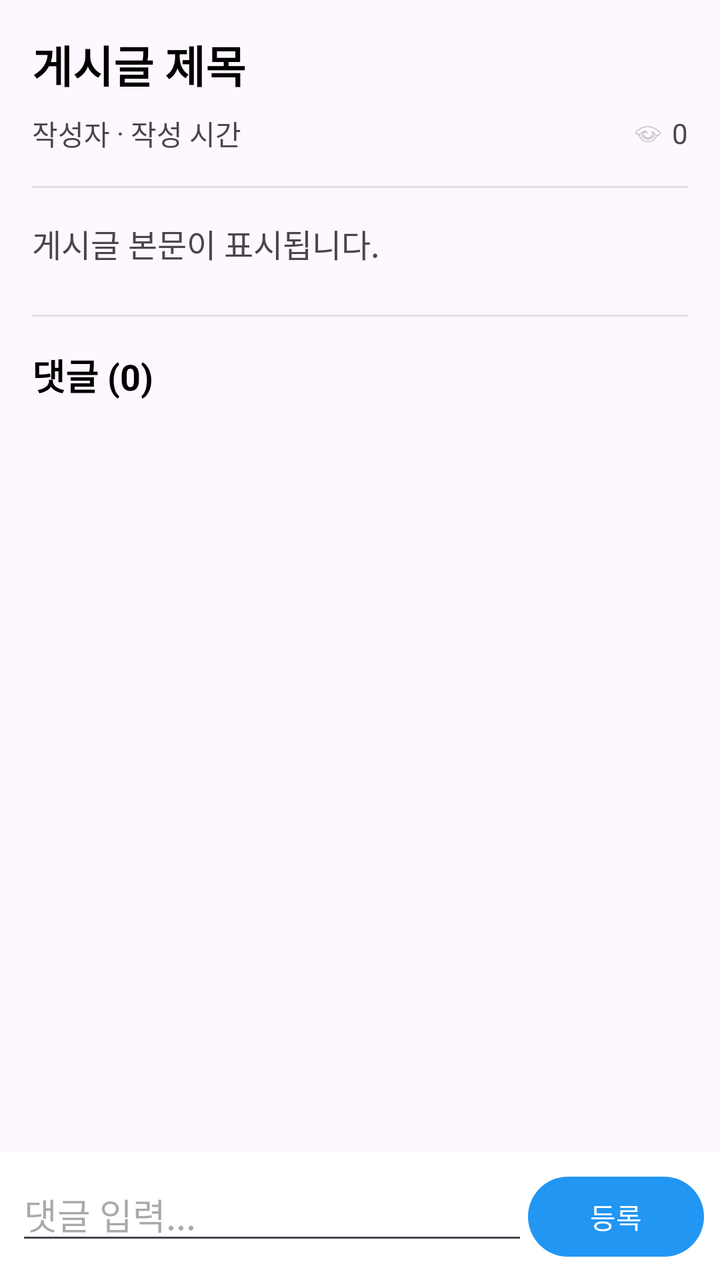
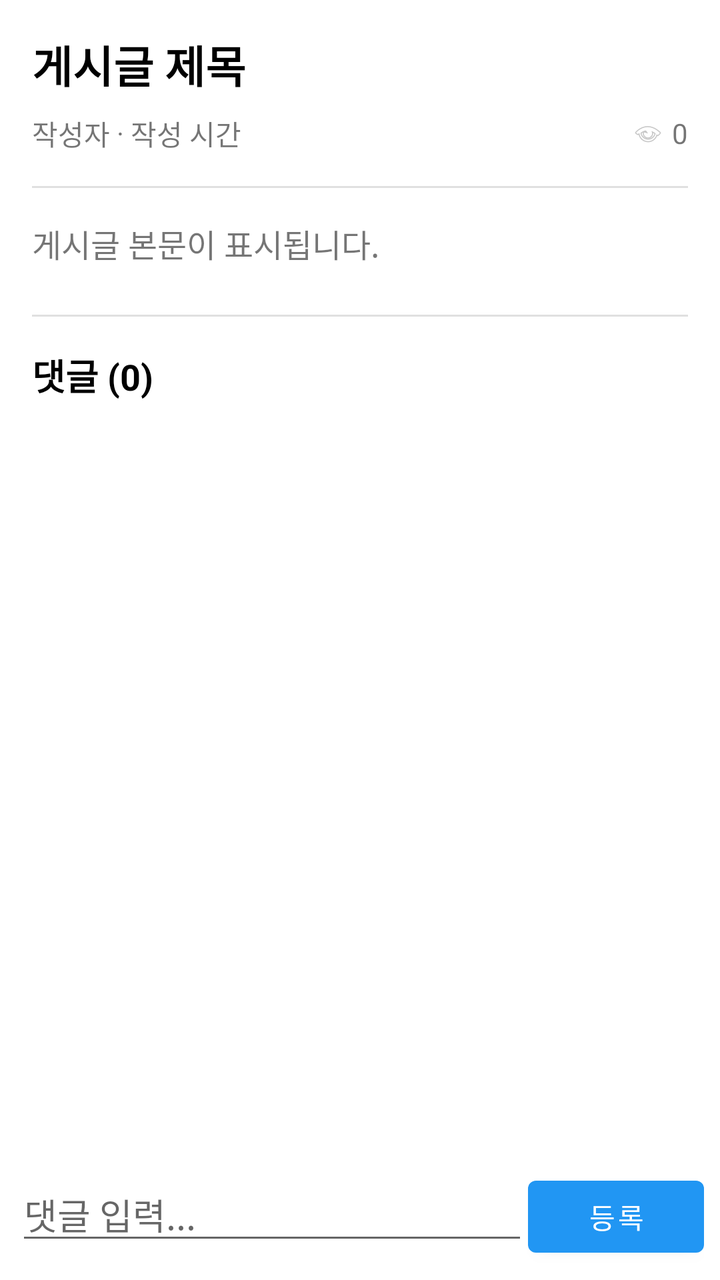

The first picture is an Android layout as it rendered before a commit; the second is the same layout after the commit. The layout source and the unified diff follow.
<!-- AndroidManifest.xml: activity theme Theme.SocialMyMap -->
<!-- res/layout/activity_post_detail.xml -->
<?xml version="1.0" encoding="utf-8"?>
<RelativeLayout xmlns:android="http://schemas.android.com/apk/res/android"
    android:layout_width="match_parent"
    android:layout_height="match_parent">

    <LinearLayout
        android:id="@+id/comment_input_layout"
        android:layout_width="match_parent"
        android:layout_height="wrap_content"
        android:layout_alignParentBottom="true"
        android:orientation="horizontal"
        android:padding="8dp"
        android:background="@android:color/white">

        <EditText
            android:id="@+id/et_comment"
            android:layout_width="0dp"
            android:layout_height="wrap_content"
            android:layout_weight="1"
            android:hint="댓글 입력..." />

        <Button
            android:id="@+id/btn_submit_comment"
            android:layout_width="wrap_content"
            android:layout_height="wrap_content"
            android:text="등록" />
    </LinearLayout>

    <androidx.core.widget.NestedScrollView
        android:layout_width="match_parent"
        android:layout_height="match_parent"
        android:layout_above="@id/comment_input_layout">

        <LinearLayout
            android:layout_width="match_parent"
            android:layout_height="wrap_content"
            android:orientation="vertical"
            android:padding="16dp">

            <TextView
                android:id="@+id/tv_detail_title"
                android:layout_width="wrap_content"
                android:layout_height="wrap_content"
                android:text="게시글 제목"
                android:textSize="22sp"
                android:textStyle="bold"
                android:textColor="@android:color/black" />

            <LinearLayout
                android:layout_width="match_parent"
                android:layout_height="wrap_content"
                android:orientation="horizontal"
                android:layout_marginTop="8dp"
                android:layout_marginBottom="16dp"
                android:gravity="center_vertical">

                <TextView
                    android:id="@+id/tv_detail_author"
                    android:layout_width="wrap_content"
                    android:layout_height="wrap_content"
                    android:text="작성자" />

                <TextView
                    android:layout_width="wrap_content"
                    android:layout_height="wrap_content"
                    android:text=" · " />

                <TextView
                    android:id="@+id/tv_detail_time"
                    android:layout_width="wrap_content"
                    android:layout_height="wrap_content"
                    android:text="작성 시간" />

                <View
                    android:layout_width="0dp"
                    android:layout_height="0dp"
                    android:layout_weight="1" />

                <ImageView
                    android:layout_width="16dp"
                    android:layout_height="16dp"
                    android:src="@android:drawable/ic_menu_view"
                    android:alpha="0.5" />
                <TextView
                    android:id="@+id/tv_detail_views"
                    android:layout_width="wrap_content"
                    android:layout_height="wrap_content"
                    android:layout_marginStart="4dp"
                    android:text="0" />
            </LinearLayout>

            <View
                android:layout_width="match_parent"
                android:layout_height="1dp"
                android:background="#E0E0E0"
                android:layout_marginBottom="16dp" />

            <TextView
                android:id="@+id/tv_detail_content"
                android:layout_width="match_parent"
                android:layout_height="wrap_content"
                android:text="게시글 본문이 표시됩니다."
                android:textSize="16sp"
                android:lineSpacingExtra="4dp" />

            <View
                android:layout_width="match_parent"
                android:layout_height="1dp"
                android:background="#E0E0E0"
                android:layout_marginTop="24dp"
                android:layout_marginBottom="16dp" />

            <TextView
                android:id="@+id/tv_detail_comment_header"
                android:layout_width="wrap_content"
                android:layout_height="wrap_content"
                android:text="댓글 (0)"
                android:textSize="18sp"
                android:textStyle="bold"
                android:textColor="@android:color/black"
                android:layout_marginBottom="8dp" />

            <androidx.recyclerview.widget.RecyclerView
                android:id="@+id/rv_comments"
                android:layout_width="match_parent"
                android:layout_height="wrap_content" />

        </LinearLayout>
    </androidx.core.widget.NestedScrollView>

</RelativeLayout>
<!-- resources referenced by this layout -->
<resources>
  <style name="Theme.SocialMyMap" parent="Base.Theme.SocialMyMap" />
  <style name="Base.Theme.SocialMyMap" parent="Theme.Material3.DayNight">
      
      <item name="colorPrimary">#2196F3</item>
      <item name="colorPrimaryVariant">#1976D2</item>
      <item name="colorOnPrimary">@color/white</item>
      
      <item name="colorSecondary">#03A9F4</item>
      <item name="colorSecondaryVariant">#0288D1</item>
      <item name="colorOnSecondary">@color/black</item>
      
      <item name="android:statusBarColor" tools:targetApi="l">?attr/colorPrimaryVariant</item>
      
    </style>
  <color name="white">#FFFFFFFF</color>
  <color name="black">#FF000000</color>
</resources>

<!-- the commit's change to res/layout/activity_post_detail.xml (unified diff, before → after) -->
@@ -1,7 +1,8 @@
 <?xml version="1.0" encoding="utf-8"?>
 <RelativeLayout xmlns:android="http://schemas.android.com/apk/res/android"
     android:layout_width="match_parent"
-    android:layout_height="match_parent">
+    android:layout_height="match_parent"
+    android:fitsSystemWindows="true">
 
     <LinearLayout
         android:id="@+id/comment_input_layout"
<!-- resource entries referenced after the edit -->
@@ -1,20 +1,30 @@
 <!-- resources referenced by this layout -->
 <resources>
-  <style name="Theme.SocialMyMap" parent="Base.Theme.SocialMyMap" />
-  <style name="Base.Theme.SocialMyMap" parent="Theme.Material3.DayNight">
-      
-      <item name="colorPrimary">#2196F3</item>
-      <item name="colorPrimaryVariant">#1976D2</item>
-      <item name="colorOnPrimary">@color/white</item>
-      
-      <item name="colorSecondary">#03A9F4</item>
-      <item name="colorSecondaryVariant">#0288D1</item>
-      <item name="colorOnSecondary">@color/black</item>
-      
-      <item name="android:statusBarColor" tools:targetApi="l">?attr/colorPrimaryVariant</item>
-      
-    </style>
+  <style name="Theme.SocialMyMap" parent="Theme.MaterialComponents.DayNight.DarkActionBar">
+          
+          <item name="colorPrimary">@color/blue_500</item>
+          <item name="colorPrimaryVariant">@color/blue_700</item>
+          <item name="colorOnPrimary">@color/white</item>
+          
+          <item name="colorSecondary">@color/teal_200</item>
+          <item name="colorSecondaryVariant">@color/teal_700</item>
+          <item name="colorOnSecondary">@color/black</item>
+          
+          <item name="android:statusBarColor" tools:targetApi="l">?attr/colorPrimaryVariant</item>
+          
+  
+          
+          <item name="android:windowDrawsSystemBarBackgrounds">true</item>
+          <item name="android:statusBarColor">@android:color/transparent</item>
+          <item name="android:navigationBarColor">@android:color/transparent</item>
+          <item name="android:windowLightStatusBar">true</item>
+          <item name="android:windowLightNavigationBar" tools:targetApi="o_mr1">true</item>
+      </style>
+  <color name="blue_500">#2196F3</color>
+  <color name="blue_700">#1976D2</color>
   <color name="white">#FFFFFFFF</color>
+  <color name="teal_200">#FF03DAC5</color>
+  <color name="teal_700">#FF018786</color>
   <color name="black">#FF000000</color>
 </resources>
 
